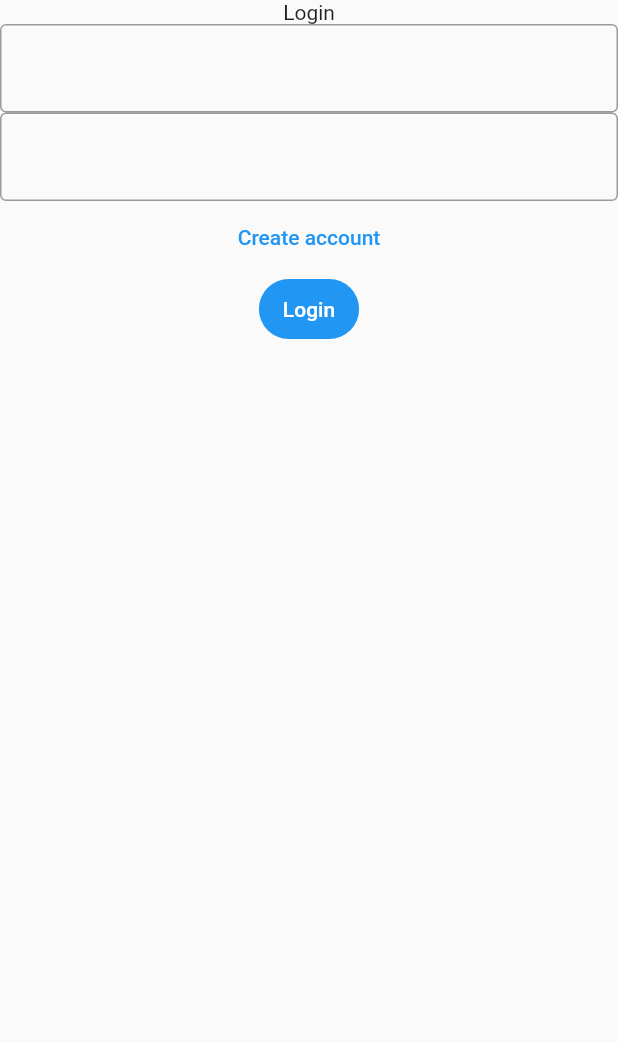
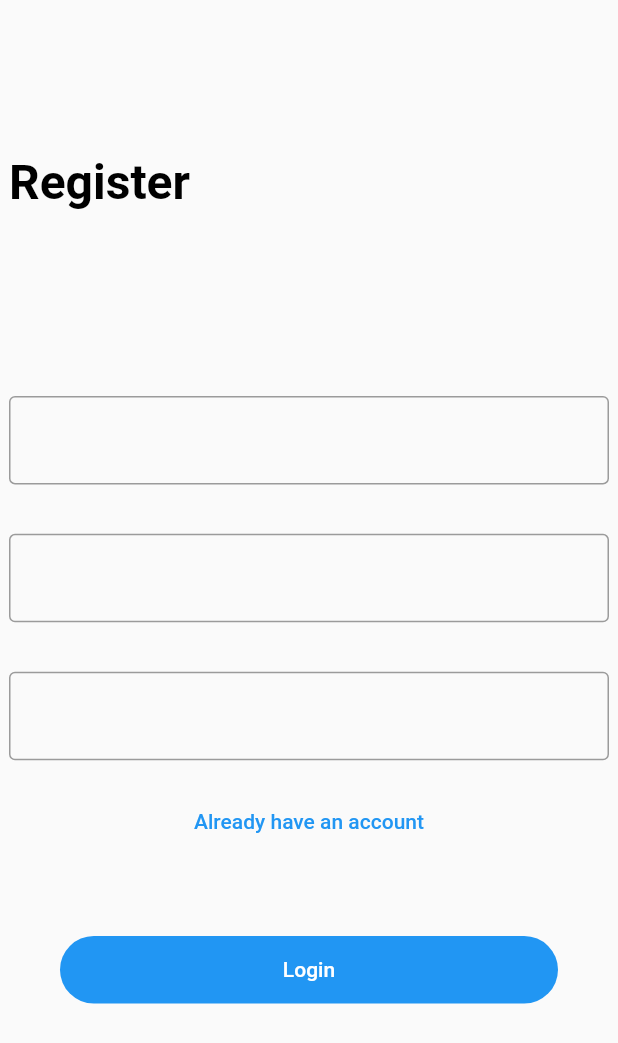
Before and after one commit to Sanjarbek17/adspotter, a Flutter app: the LoginPage screen opened directly, after a tap on "Create account", on a phone screen of 412 x 824 dp. Shown: the top 1043 px of the screen. Run offline on Flutter 3.47's test engine with Material 2 defaults, Android fonts, the phone set to English and light mode, and no system bars; our stand-ins replace firebase_core; accounts and stored records are empty.

Commit message:
login and register page added

```diff
--- a/lib/main.dart
+++ b/lib/main.dart
@@ -17,7 +17,7 @@ class MyApp extends StatelessWidget {
       theme: ThemeData(
         primarySwatch: Colors.blue,
       ),
-      home: const LoginPage(),
+      home: const MapPage(),
     );
   }
 }
--- a/lib/screens/login_page/login_page.dart
+++ b/lib/screens/login_page/login_page.dart
@@ -1,4 +1,7 @@
+import 'package:adspotter/screens/login_page/subdir/register_page.dart';
 import 'package:flutter/material.dart';
+
+import './widgets/style.dart';
 
 class LoginPage extends StatefulWidget {
   const LoginPage({super.key});
@@ -10,28 +13,76 @@ class LoginPage extends StatefulWidget {
 class _LoginPageState extends State<LoginPage> {
   @override
   Widget build(BuildContext context) {
+    final width = MediaQuery.of(context).size.width;
+    final height = MediaQuery.of(context).size.height;
     return Scaffold(
       body: Column(
+        crossAxisAlignment: CrossAxisAlignment.center,
+        mainAxisAlignment: MainAxisAlignment.center,
         children: [
-          Text('Login'),
-          TextFormField(
-            decoration: InputDecoration(
-              border: OutlineInputBorder(),
+          Spacer(
+            flex: 2,
+          ),
+          Container(
+            width: 400,
+            child: Text(
+              'Login',
+              style: mainTextStyle,
             ),
           ),
-          TextFormField(
-            decoration: InputDecoration(
-              border: OutlineInputBorder(),
+          SizedBox(
+            height: height * 0.15,
+          ),
+          Center(
+            child: SizedBox(
+              width: 400,
+              child: TextFormField(
+                decoration: InputDecoration(
+                  border: OutlineInputBorder(),
+                ),
+              ),
             ),
           ),
+          SizedBox(
+            height: height * 0.05,
+          ),
+          Center(
+            child: SizedBox(
+              width: 400,
+              child: TextFormField(
+                decoration: InputDecoration(
+                  border: OutlineInputBorder(),
+                ),
+              ),
+            ),
+          ),
+          SizedBox(
+            height: height * 0.02,
+          ),
           TextButton(
-            onPressed: () {},
+            onPressed: () {
+              Navigator.pushReplacement(
+                context,
+                MaterialPageRoute(
+                  builder: (context) => RegisterPage(),
+                ),
+              );
+            },
             child: Text('Create account'),
           ),
+          Spacer(),
           FilledButton(
             onPressed: () {},
-            child: Text('Login'),
-          )
+            child: Container(
+              width: 300,
+              height: 45,
+              alignment: Alignment.center,
+              child: Text('Login'),
+            ),
+          ),
+          Spacer(
+            flex: 3,
+          ),
         ],
       ),
     );
--- a/lib/screens/login_page/subdir/register_page.dart
+++ b/lib/screens/login_page/subdir/register_page.dart
@@ -0,0 +1,98 @@
+import 'package:adspotter/screens/login_page/login_page.dart';
+import 'package:flutter/material.dart';
+
+import '../widgets/style.dart';
+
+class RegisterPage extends StatelessWidget {
+  const RegisterPage({super.key});
+
+  @override
+  Widget build(BuildContext context) {
+    final width = MediaQuery.of(context).size.width;
+    final height = MediaQuery.of(context).size.height;
+    return Scaffold(
+      body: Column(
+        crossAxisAlignment: CrossAxisAlignment.center,
+        mainAxisAlignment: MainAxisAlignment.center,
+        children: [
+          Spacer(
+            flex: 2,
+          ),
+          Container(
+            width: 400,
+            child: Text(
+              'Register',
+              style: mainTextStyle,
+            ),
+          ),
+          SizedBox(
+            height: height * 0.15,
+          ),
+          Center(
+            child: SizedBox(
+              width: 400,
+              child: TextFormField(
+                decoration: InputDecoration(
+                  border: OutlineInputBorder(),
+                ),
+              ),
+            ),
+          ),
+          SizedBox(
+            height: height * 0.04,
+          ),
+          Center(
+            child: SizedBox(
+              width: 400,
+              child: TextFormField(
+                decoration: InputDecoration(
+                  border: OutlineInputBorder(),
+                ),
+              ),
+            ),
+          ),
+          SizedBox(
+            height: height * 0.04,
+          ),
+          Center(
+            child: SizedBox(
+              width: 400,
+              child: TextFormField(
+                decoration: InputDecoration(
+                  border: OutlineInputBorder(),
+                ),
+              ),
+            ),
+          ),
+          SizedBox(
+            height: height * 0.02,
+          ),
+          TextButton(
+            onPressed: () {
+              Navigator.pushReplacement(
+                context,
+                MaterialPageRoute(
+                  builder: (context) => LoginPage(),
+                ),
+              );
+            },
+            child: Text('Already have an account'),
+          ),
+          Spacer(),
+          FilledButton(
+            onPressed: () {},
+            child: Container(
+              width: 300,
+              height: 45,
+              alignment: Alignment.center,
+              child: Text('Login'),
+            ),
+          ),
+          Spacer(
+            flex: 3,
+          ),
+        ],
+      ),
+    );
+  }
+}
--- a/lib/screens/login_page/widgets/style.dart
+++ b/lib/screens/login_page/widgets/style.dart
@@ -0,0 +1,7 @@
+import 'package:flutter/material.dart';
+
+TextStyle mainTextStyle = const TextStyle(
+  color: Colors.black,
+  fontSize: 32,
+  fontWeight: FontWeight.w600,
+);
--- a/lib/screens/map_page/map_page.dart
+++ b/lib/screens/map_page/map_page.dart
@@ -10,6 +10,12 @@ class MapPage extends StatefulWidget {
 class _MapPageState extends State<MapPage> {
   @override
   Widget build(BuildContext context) {
-    return const Placeholder();
+    return Scaffold(
+      drawer: Drawer(),
+      appBar: AppBar(
+        title: Text('AdSptter'),
+      ),
+      body: Container(),
+    );
   }
 }
--- /dev/null
+++ b/lib/screens/map_page/subdir/widgets/drawer.dart
@@ -0,0 +1,7 @@
+import 'package:flutter/material.dart';
+
+Drawer mainDrawer = Drawer(
+  child: Column(
+    children: [],
+  ),
+);
```
Also changed, not shown: lib/auth/firebase_options.dart.
